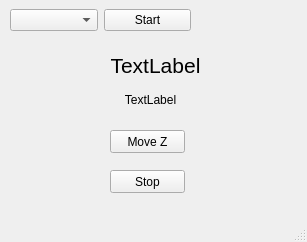
Before: the Qt Designer form MainUI.ui in Lenadros/PythonAutopatcher, drawn with Qt 5.
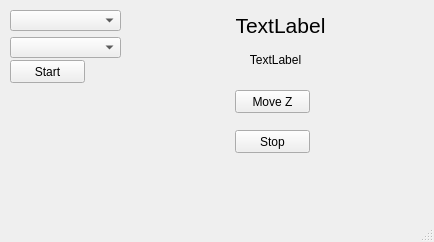
After: the same form once the commit is applied.

Diff of the .ui file:
```diff
--- a/MainUI.ui
+++ b/MainUI.ui
@@ -6,7 +6,7 @@
    <rect>
     <x>0</x>
     <y>0</y>
-    <width>307</width>
+    <width>434</width>
     <height>242</height>
    </rect>
   </property>
@@ -17,8 +17,8 @@
    <widget class="QLabel" name="label">
     <property name="geometry">
      <rect>
-      <x>10</x>
-      <y>50</y>
+      <x>135</x>
+      <y>10</y>
       <width>291</width>
       <height>31</height>
      </rect>
@@ -35,42 +35,11 @@
      <set>Qt::AlignCenter</set>
     </property>
    </widget>
-   <widget class="QWidget" name="gridLayoutWidget">
-    <property name="geometry">
-     <rect>
-      <x>10</x>
-      <y>0</y>
-      <width>181</width>
-      <height>41</height>
-     </rect>
-    </property>
-    <layout class="QGridLayout" name="gridLayout">
-     <item row="0" column="1">
-      <widget class="QComboBox" name="comboBox"/>
-     </item>
-     <item row="0" column="2">
-      <widget class="QPushButton" name="pushButton">
-       <property name="text">
-        <string>Start</string>
-       </property>
-       <property name="checkable">
-        <bool>false</bool>
-       </property>
-       <property name="default">
-        <bool>false</bool>
-       </property>
-       <property name="flat">
-        <bool>false</bool>
-       </property>
-      </widget>
-     </item>
-    </layout>
-   </widget>
    <widget class="QPushButton" name="pushButton_3">
     <property name="geometry">
      <rect>
-      <x>110</x>
-      <y>170</y>
+      <x>235</x>
+      <y>130</y>
       <width>75</width>
       <height>23</height>
      </rect>
@@ -82,8 +51,8 @@
    <widget class="QPushButton" name="pushButton_2">
     <property name="geometry">
      <rect>
-      <x>110</x>
-      <y>130</y>
+      <x>235</x>
+      <y>90</y>
       <width>75</width>
       <height>23</height>
      </rect>
@@ -95,8 +64,8 @@
    <widget class="QLabel" name="label_2">
     <property name="geometry">
      <rect>
-      <x>75</x>
-      <y>90</y>
+      <x>200</x>
+      <y>50</y>
       <width>151</width>
       <height>20</height>
      </rect>
@@ -108,6 +77,46 @@
      <set>Qt::AlignCenter</set>
     </property>
    </widget>
+   <widget class="QWidget" name="gridLayoutWidget">
+    <property name="geometry">
+     <rect>
+      <x>10</x>
+      <y>10</y>
+      <width>111</width>
+      <height>48</height>
+     </rect>
+    </property>
+    <layout class="QGridLayout" name="gridLayout">
+     <item row="2" column="1">
+      <widget class="QComboBox" name="comboBox_2"/>
+     </item>
+     <item row="1" column="1">
+      <widget class="QComboBox" name="comboBox"/>
+     </item>
+    </layout>
+   </widget>
+   <widget class="QPushButton" name="pushButton">
+    <property name="geometry">
+     <rect>
+      <x>10</x>
+      <y>60</y>
+      <width>75</width>
+      <height>23</height>
+     </rect>
+    </property>
+    <property name="text">
+     <string>Start</string>
+    </property>
+    <property name="checkable">
+     <bool>false</bool>
+    </property>
+    <property name="default">
+     <bool>false</bool>
+    </property>
+    <property name="flat">
+     <bool>false</bool>
+    </property>
+   </widget>
   </widget>
   <widget class="QMenuBar" name="menubar">
    <property name="geometry">
```
Left out of the diff: 2 changed lines with no effect on the pictures.
